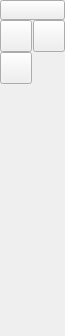
This is src/ui/forms/qg_cadtoolbarellipses.ui in LibreCAD/LibreCAD as Qt 5 draws it before an edit. The edited form follows.
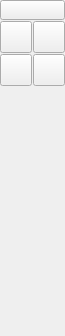
This is the edited form. Icons and pictures are not drawn.

Commit message:
Draw ellipse by four points Squashed commit of the following:
commit 79a00eb173ea417dd417c238d169137e53add484

    Use Gauss-Jordan when boost ublas is not available

commit 00c0cbee0bba8624dbb97c94316833897e7acf1e

    Draw preview of circles before 4 points

commit 418f73db66462c5ed738f4aa9b34ff23f7ea8086

    ellipse 4P working version

commit 76ba7be48fe956011ba52b4c0625bff253cb878a

    building

commit 21b909486b6ac1b01ef3c85c02c2ecd4c875b33b

    building

commit 4240516e318776e0318a54fc0ea58d6b0b07eb4a

    initial support for drawing ellipse by 4 points

```diff
--- a/src/ui/forms/qg_cadtoolbarellipses.ui
+++ b/src/ui/forms/qg_cadtoolbarellipses.ui
@@ -26,15 +26,12 @@
    <string>Ellipses</string>
   </property>
   <layout class="QGridLayout" name="gridLayout">
-   <property name="horizontalSpacing">
-    <number>1</number>
-   </property>
-   <property name="verticalSpacing">
-    <number>0</number>
-   </property>
    <property name="margin">
     <number>0</number>
    </property>
+   <property name="spacing">
+    <number>1</number>
+   </property>
    <item row="0" column="0" colspan="2">
     <widget class="QToolButton" name="bBack">
      <property name="minimumSize">
@@ -163,6 +160,38 @@
      </property>
     </widget>
    </item>
+   <item row="2" column="1">
+    <widget class="QToolButton" name="bEllipse4Points">
+     <property name="maximumSize">
+      <size>
+       <width>32</width>
+       <height>32</height>
+      </size>
+     </property>
+     <property name="toolTip">
+      <string>Draw Ellipse with axes in x-/y-directions by four points on ellipse</string>
+     </property>
+     <property name="text">
+      <string/>
+     </property>
+     <property name="icon">
+      <iconset resource="../../../res/extui/extui.qrc">
+       <normaloff>:/extui/ellipse4points.png</normaloff>:/extui/ellipse4points.png</iconset>
+     </property>
+     <property name="iconSize">
+      <size>
+       <width>32</width>
+       <height>32</height>
+      </size>
+     </property>
+     <property name="checkable">
+      <bool>true</bool>
+     </property>
+     <property name="autoExclusive">
+      <bool>true</bool>
+     </property>
+    </widget>
+   </item>
    <item row="3" column="0">
     <spacer name="verticalSpacer">
      <property name="orientation">
@@ -171,7 +200,7 @@
      <property name="sizeHint" stdset="0">
       <size>
        <width>20</width>
-       <height>40</height>
+       <height>245</height>
       </size>
      </property>
     </spacer>
```
Left out of the diff: 28 changed lines with no effect on the pictures. The commit also changes 18 other files.
